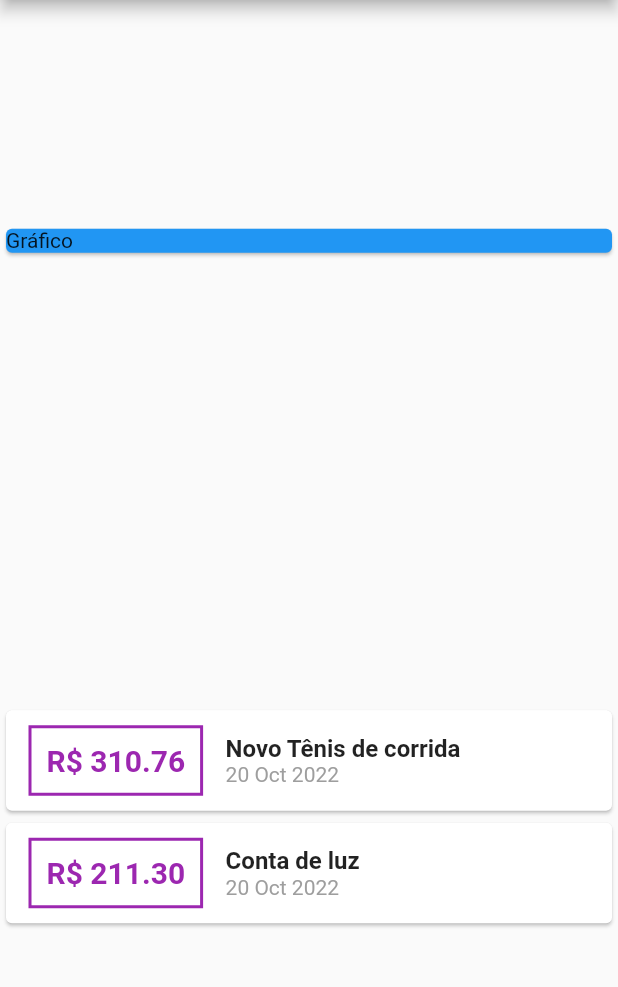
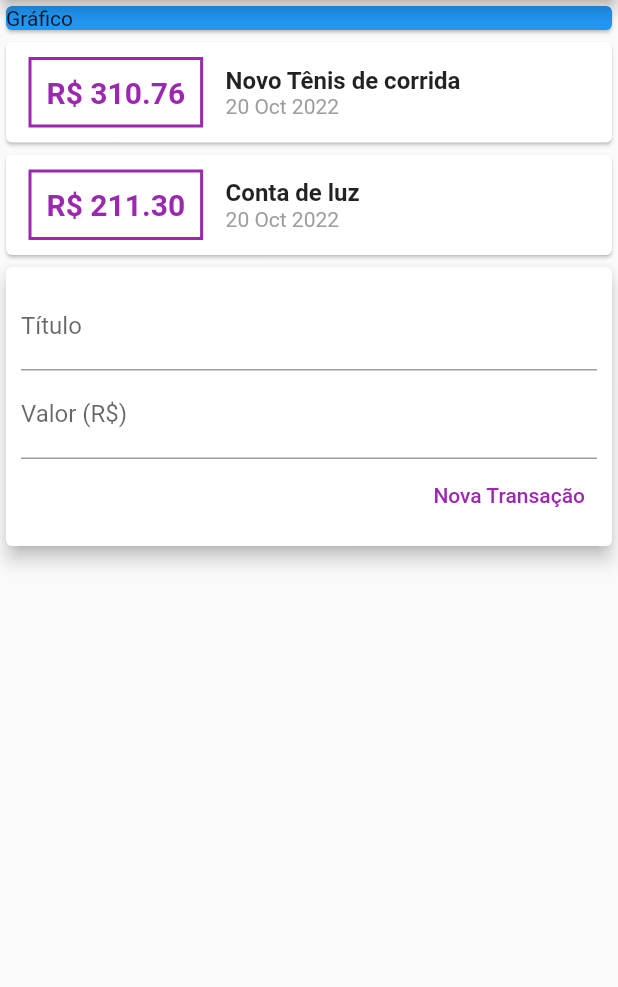
Before and after one commit to raphaelgumieri/estudos, a Flutter app: the screen it shows after launch, on a phone screen of 412 x 824 dp, the part 84-1071 px from its top. Run offline on Flutter 3.47's test engine with Material 2 defaults, Android fonts, the phone set to English and light mode, and no system bars.

Commit message:
despesas pessoais: usando textfield

```diff
--- a/flutter/aprenda_flutter_e_desenvolva_apps_para_android_e_ios_2022/m02_construindo_app_real_despesas_pessoais/despesas_pessoais/lib/main.dart
+++ b/flutter/aprenda_flutter_e_desenvolva_apps_para_android_e_ios_2022/m02_construindo_app_real_despesas_pessoais/despesas_pessoais/lib/main.dart
@@ -40,7 +40,6 @@ class MyHomePage extends StatelessWidget {
         title: Text('Despesas Pessoais'),
       ),
       body: Column(
-        mainAxisAlignment: MainAxisAlignment.spaceAround,
         crossAxisAlignment: CrossAxisAlignment.stretch,
         children: <Widget>[
           SizedBox(
@@ -101,6 +100,38 @@ class MyHomePage extends StatelessWidget {
                 )
                 .toList(),
           ),
+          Card(
+            elevation: 5,
+            child: Padding(
+              padding: const EdgeInsets.all(10),
+              child: Column(
+                children: [
+                  TextField(
+                    decoration: InputDecoration(
+                      labelText: 'Título',
+                    ),
+                  ),
+                  TextField(
+                    decoration: InputDecoration(
+                      labelText: 'Valor (R\$)',
+                    ),
+                  ),
+                  Row(
+                    mainAxisAlignment: MainAxisAlignment.end,
+                    children: [
+                      TextButton(
+                        onPressed: () {},
+                        style: TextButton.styleFrom(
+                          foregroundColor: Colors.purple,
+                        ),
+                        child: Text('Nova Transação'),
+                      ),
+                    ],
+                  ),
+                ],
+              ),
+            ),
+          ),
         ],
       ),
     );
```
